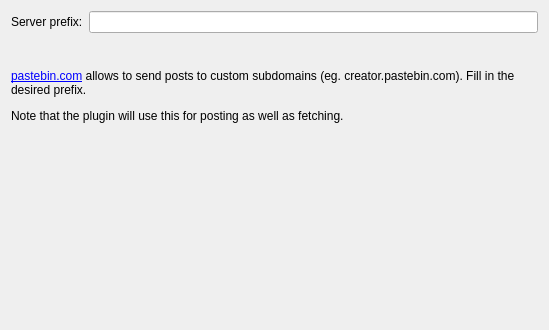
This is src/plugins/cpaster/pastebindotcomsettings.ui in qt-creator/qt-creator as Qt 5 draws it before an edit. The edited form follows.
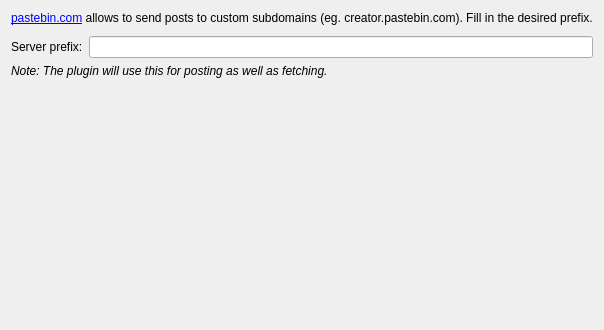
This is the edited form.

```diff
--- a/src/plugins/cpaster/pastebindotcomsettings.ui
+++ b/src/plugins/cpaster/pastebindotcomsettings.ui
@@ -15,21 +15,11 @@
   </property>
   <layout class="QVBoxLayout" name="verticalLayout_2">
    <item>
-    <layout class="QFormLayout" name="formLayout">
-     <property name="fieldGrowthPolicy">
-      <enum>QFormLayout::ExpandingFieldsGrow</enum>
+    <widget class="QLabel" name="label">
+     <property name="text">
+      <string>&lt;a href=&quot;http://pastebin.com&quot;&gt;pastebin.com&lt;/a&gt; allows to send posts to custom subdomains (eg. creator.pastebin.com). Fill in the desired prefix.</string>
      </property>
-     <item row="0" column="1">
-      <widget class="QLineEdit" name="lineEdit"/>
-     </item>
-     <item row="0" column="0">
-      <widget class="QLabel" name="serverPrefix">
-       <property name="text">
-        <string>Server prefix:</string>
-       </property>
-      </widget>
-     </item>
-    </layout>
+    </widget>
    </item>
    <item>
     <spacer name="explanatoryTextSpacer">
@@ -42,17 +32,32 @@
      <property name="sizeHint" stdset="0">
       <size>
        <width>0</width>
-       <height>30</height>
+       <height>5</height>
       </size>
      </property>
     </spacer>
    </item>
+   <item>
+    <layout class="QFormLayout" name="formLayout">
+     <property name="fieldGrowthPolicy">
+      <enum>QFormLayout::ExpandingFieldsGrow</enum>
+     </property>
+     <item row="0" column="0">
+      <widget class="QLabel" name="serverPrefix">
+       <property name="text">
+        <string>Server prefix:</string>
+       </property>
+      </widget>
+     </item>
+     <item row="0" column="1">
+      <widget class="QLineEdit" name="lineEdit"/>
+     </item>
+    </layout>
+   </item>
    <item>
     <widget class="QLabel" name="explanatoryTextLabel">
      <property name="text">
-      <string>&lt;html&gt;&lt;head/&gt;&lt;body&gt;
-&lt;p&gt;&lt;a href=&quot;http://pastebin.com&quot;&gt;pastebin.com&lt;/a&gt; allows to send posts to custom subdomains (eg. creator.pastebin.com). Fill in the desired prefix.&lt;/p&gt;
-&lt;p&gt;Note that the plugin will use this for posting as well as fetching.&lt;/p&gt;&lt;/body&gt;&lt;/html&gt;</string>
+      <string>&lt;i&gt;Note: The plugin will use this for posting as well as fetching.&lt;/i&gt;</string>
      </property>
      <property name="textFormat">
       <enum>Qt::AutoText</enum>
```
